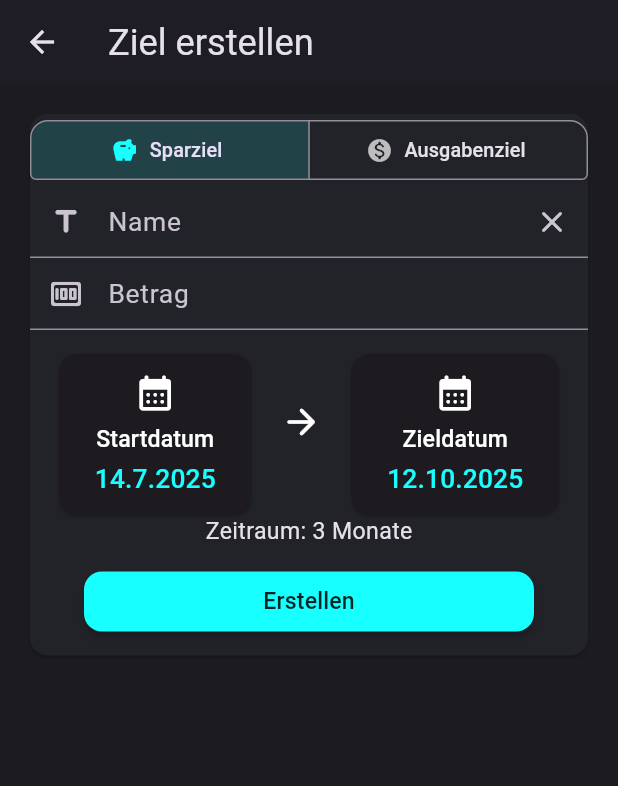
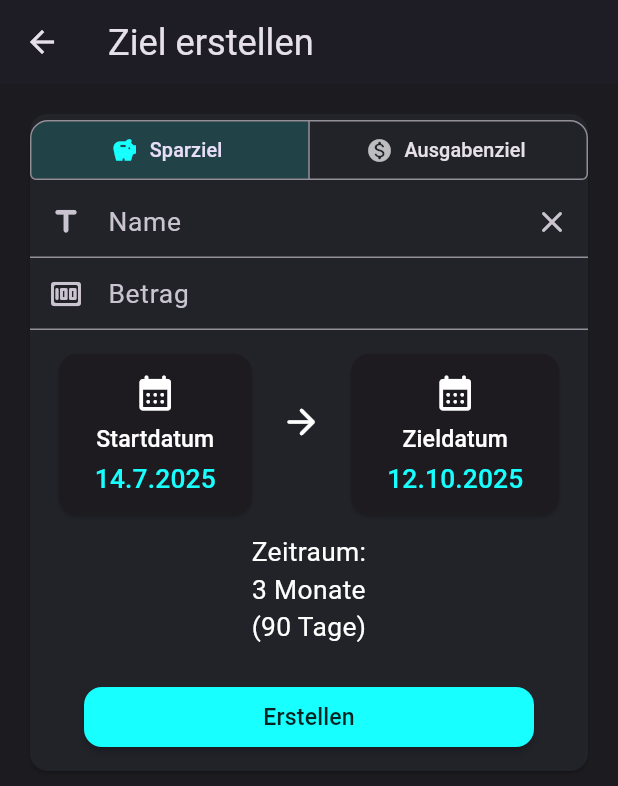
Before and after one commit to Marcel9494/Moneybook, a Flutter app: the CreateGoalPage screen opened by its route, on a phone screen of 412 x 824 dp. Shown: the top 786 px of the screen. Run offline on Flutter 3.47's test engine with Material 3 defaults, Android fonts, the phone set to English and light mode, and no system bars; our stand-ins replace another_flushbar, bloc, dartz, equatable, file_picker, fl_chart and 13 more; missing offline and left inert: country_flags; accounts and stored records are empty.

Commit message:
Ziel erstellen weiter implementiert
- Ziel erstellen wurde weiter implementiert. Start- und Zieldatum kann ausgewählt werden, Zeitraum wird dynamisch angezeigt + Fehlerbehandlung.

```diff
--- a/lib/features/goals/presentation/pages/create_goal_page.dart
+++ b/lib/features/goals/presentation/pages/create_goal_page.dart
@@ -1,8 +1,10 @@
+import 'package:another_flushbar/flushbar.dart';
 import 'package:flutter/material.dart';
 import 'package:moneybook/shared/presentation/widgets/input_fields/amount_text_field.dart';
 import 'package:moneybook/shared/presentation/widgets/input_fields/title_text_field.dart';
 import 'package:rounded_loading_button_plus/rounded_loading_button.dart';
 
+import '../../../../core/consts/common_consts.dart';
 import '../../../../core/utils/app_localizations.dart';
 import '../../../../shared/presentation/widgets/buttons/save_button.dart';
 import '../../domain/value_objects/goal_type.dart';
@@ -21,6 +23,8 @@ class _CreateGoalPageState extends State<CreateGoalPage> {
   final TextEditingController _amountController = TextEditingController();
   final RoundedLoadingButtonController _createGoalBtnController = RoundedLoadingButtonController();
   GoalType _goalType = GoalType.savingsGoal;
+  DateTime _selectedStartDate = DateTime.now();
+  DateTime _selectedEndDate = DateTime.now().add(Duration(days: 90));
 
   void _createGoal(BuildContext context) {
     // TODO
@@ -30,6 +34,81 @@ class _CreateGoalPageState extends State<CreateGoalPage> {
     setState(() {
       _goalType = newGoalType.first;
     });
+  }
+
+  Future<void> _selectStartDate(BuildContext context) async {
+    final DateTime? pickedStartDate = await showDatePicker(
+      context: context,
+      initialDate: _selectedStartDate,
+      firstDate: DateTime(2014),
+      lastDate: DateTime(DateTime.now().year + 100),
+    );
+    if (pickedStartDate != null) {
+      if (pickedStartDate.isAfter(_selectedEndDate)) {
+        Flushbar(
+          title: AppLocalizations.of(context).translate('startdatum_nach_zieldatum'),
+          message: AppLocalizations.of(context).translate('startdatum_nach_zieldatum_beschreibung'),
+          icon: const Icon(Icons.error_outline_rounded, color: Colors.redAccent),
+          duration: const Duration(milliseconds: flushbarDurationInMs),
+          leftBarIndicatorColor: Colors.redAccent,
+          flushbarPosition: FlushbarPosition.TOP,
+        ).show(context);
+      } else if (pickedStartDate != _selectedStartDate) {
+        setState(() {
+          _selectedStartDate = pickedStartDate;
+        });
+      }
+    }
+  }
+
+  Future<void> _selectEndDate(BuildContext context) async {
+    final DateTime? pickedEndDate = await showDatePicker(
+      context: context,
+      initialDate: _selectedEndDate,
+      firstDate: DateTime(2014),
+      lastDate: DateTime(DateTime.now().year + 100),
+    );
+    if (pickedEndDate != null) {
+      if (pickedEndDate.isBefore(_selectedStartDate)) {
+        Flushbar(
+          title: AppLocalizations.of(context).translate('zieldatum_vor_startdatum'),
+          message: AppLocalizations.of(context).translate('zieldatum_vor_startdatum_beschreibung'),
+          icon: const Icon(Icons.error_outline_rounded, color: Colors.redAccent),
+          duration: const Duration(milliseconds: flushbarDurationInMs),
+          leftBarIndicatorColor: Colors.redAccent,
+          flushbarPosition: FlushbarPosition.TOP,
+        ).show(context);
+      } else if (pickedEndDate != _selectedEndDate) {
+        setState(() {
+          _selectedEndDate = pickedEndDate;
+        });
+      }
+    }
+  }
+
+  String _formatPeriodOfTime(DateTime start, DateTime end) {
+    Duration diff = end.difference(start);
+    int totalDays = diff.inDays;
+
+    int years = totalDays ~/ 365;
+    int remainingDays = totalDays % 365;
+
+    int months = remainingDays ~/ 30;
+    remainingDays %= 30;
+
+    int weeks = remainingDays ~/ 7;
+    int days = remainingDays % 7;
+
+    List<String> parts = [];
+
+    if (years > 0) parts.add('$years ${years == 1 ? "Jahr" : "Jahre"}');
+    if (months > 0) parts.add('$months ${months == 1 ? "Monat" : "Monate"}');
+    if (weeks > 0) parts.add('$weeks ${weeks == 1 ? "Woche" : "Wochen"}');
+    if (days > 0) parts.add('$days ${days == 1 ? "Tag" : "Tage"}');
+
+    String formattedPeriodOfTime = parts.join(', ');
+
+    return '$formattedPeriodOfTime\n(${totalDays} Tage)';
   }
 
   @override
@@ -63,7 +142,8 @@ class _CreateGoalPageState extends State<CreateGoalPage> {
                   children: [
                     DateButton(
                       text: 'Startdatum',
-                      startDate: DateTime.now(),
+                      selectedDate: _selectedStartDate,
+                      onPressed: () => _selectStartDate(context),
                     ),
                     Icon(
                       Icons.arrow_forward_rounded,
@@ -72,11 +152,19 @@ class _CreateGoalPageState extends State<CreateGoalPage> {
                     ),
                     DateButton(
                       text: 'Zieldatum',
-                      startDate: DateTime.now().add(Duration(days: 90)),
+                      selectedDate: _selectedEndDate,
+                      onPressed: () => _selectEndDate(context),
                     ),
                   ],
                 ),
-                Text('Zeitraum: 3 Monate'), // TODO hier weitermachen und dynamisch implementieren
+                Padding(
+                  padding: const EdgeInsets.symmetric(vertical: 12.0, horizontal: 18.0),
+                  child: Text(
+                    'Zeitraum:\n${_formatPeriodOfTime(_selectedStartDate, _selectedEndDate)}',
+                    textAlign: TextAlign.center,
+                    style: TextStyle(fontSize: 16.0, color: Colors.white),
+                  ),
+                ),
                 SaveButton(
                   text: AppLocalizations.of(context).translate('erstellen'),
                   saveBtnController: _createGoalBtnController,
--- a/lib/features/goals/presentation/widgets/buttons/date_button.dart
+++ b/lib/features/goals/presentation/widgets/buttons/date_button.dart
@@ -1,47 +1,23 @@
 import 'package:flutter/material.dart';
 
-class DateButton extends StatefulWidget {
+class DateButton extends StatelessWidget {
   final String text;
-  final DateTime startDate;
+  final DateTime selectedDate;
+  final VoidCallback onPressed;
 
   const DateButton({
     super.key,
     required this.text,
-    required this.startDate,
+    required this.selectedDate,
+    required this.onPressed,
   });
-
-  @override
-  State<DateButton> createState() => _DateButtonState();
-}
-
-class _DateButtonState extends State<DateButton> {
-  DateTime? _selectedDate;
-
-  initState() {
-    super.initState();
-    _selectedDate = widget.startDate;
-  }
-
-  Future<void> _selectDate(BuildContext context) async {
-    final DateTime? picked = await showDatePicker(
-      context: context,
-      initialDate: widget.startDate,
-      firstDate: DateTime(2014),
-      lastDate: DateTime(DateTime.now().year + 100),
-    );
-    if (picked != null && picked != _selectedDate) {
-      setState(() {
-        _selectedDate = picked;
-      });
-    }
-  }
 
   @override
   Widget build(BuildContext context) {
     return Padding(
       padding: const EdgeInsets.only(top: 16.0),
       child: ElevatedButton(
-        onPressed: () => _selectDate(context),
+        onPressed: onPressed,
         style: ElevatedButton.styleFrom(
           shape: RoundedRectangleBorder(
             borderRadius: BorderRadius.circular(12.0),
@@ -52,19 +28,19 @@ class _DateButtonState extends State<DateButton> {
           children: [
             Icon(
               Icons.calendar_month_rounded,
-              color: _selectedDate == null ? Colors.grey : Colors.white,
+              color: Colors.white,
               size: 28.0,
             ),
             SizedBox(height: 6.0),
             Text(
-              widget.text,
+              text,
               style: TextStyle(
                 color: Colors.white,
               ),
             ),
             SizedBox(height: 2.0),
             Text(
-              _selectedDate == null ? '' : '${_selectedDate!.day}.${_selectedDate!.month}.${_selectedDate!.year}',
+              '${selectedDate.day}.${selectedDate.month}.${selectedDate.year}',
               style: TextStyle(
                 color: Colors.cyanAccent,
                 fontSize: 16.0,
```
